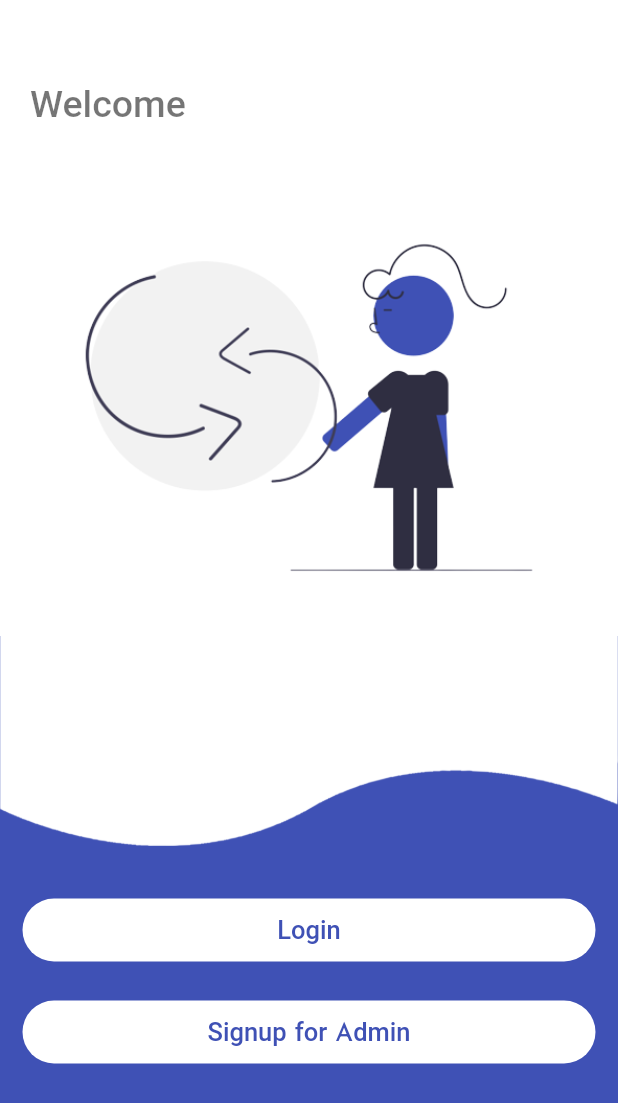
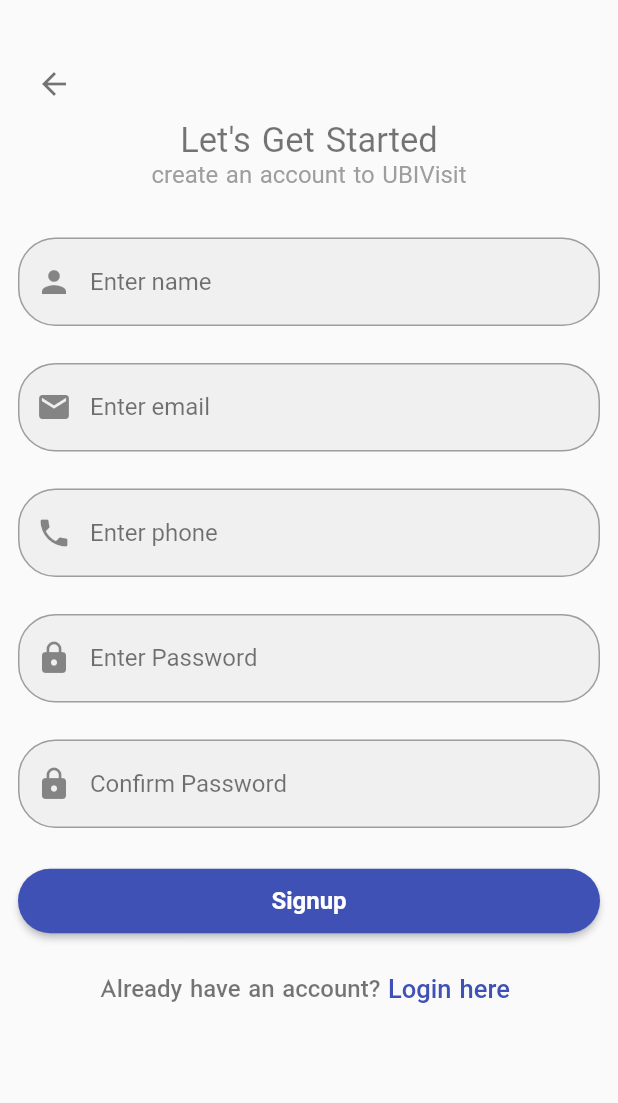
Before and after one commit to mohitpraja/UBIVisit, a Flutter app: the WelcomeView screen opened by its route, after a tap on "Signup for Admin", on a phone screen of 412 x 824 dp. Shown: the top 1103 px of the screen. Run offline on Flutter 3.47's test engine with Material 2 defaults, Android fonts, the phone set to English and light mode, and no system bars; our stand-ins replace curved_navigation_bar, firebase_core, get, google_fonts, introduction_screen, pinput; accounts and stored records are empty; Roboto replaces fonts that are missing (Alata).

Commit message:
Signup page added

```diff
--- a/lib/core/allpages.dart
+++ b/lib/core/allpages.dart
@@ -12,6 +12,8 @@
 import 'package:visitantapp/features/login/view/login_view.dart';
 import 'package:visitantapp/features/otp/binding/otp_binding.dart';
 import 'package:visitantapp/features/otp/view/otp_view.dart';
+import 'package:visitantapp/features/signup/binding/signup_binding.dart';
+import 'package:visitantapp/features/signup/view/signup_view.dart';
 import 'package:visitantapp/features/splash/binding/splash_binding.dart';
 import 'package:visitantapp/features/splash/view/splash_view.dart';
 import 'package:visitantapp/features/welcome/view/welcome_view.dart';
@@ -46,7 +48,7 @@
   ),
   GetPage(
     name: Routes.adminvisitorlist,
-    page: () => AdminVisitorListView(),
+    page: () => const AdminVisitorListView(),
     binding: AdminVisitorListBinding(),
   ),
 
@@ -56,4 +58,9 @@
     page: () => const WelcomeView(),
     binding: WelcomeBinding(),
   ),
+GetPage(
+    name: Routes.signup,
+    page: () =>  const SignupView(),
+    binding: SignupBinding(),
+  ),
 ];
--- a/lib/core/routes.dart
+++ b/lib/core/routes.dart
@@ -6,5 +6,6 @@
   static String forgot = '/forgot_view.dart';
   static String splash = '/splash_view.dart';
   static String adminvisitorlist = '/adminvisitorlist_view.dart';
+  static String signup = '/signup_view.dart';
   static String welcome = '/welcome_view.dart';
 }
--- a/lib/features/admindash/otherpages/adminvisitorlist/binding/adminvisitorlist_binding.dart
+++ b/lib/features/admindash/otherpages/adminvisitorlist/binding/adminvisitorlist_binding.dart
@@ -4,7 +4,6 @@
 class AdminVisitorListBinding extends Bindings{
   @override
   void dependencies() {
-    // TODO: implement dependencies
     Get.put(AdminVisitorListController());
   }
 
--- a/lib/features/admindash/otherpages/adminvisitorlist/view/adminvisitorlist_view.dart
+++ b/lib/features/admindash/otherpages/adminvisitorlist/view/adminvisitorlist_view.dart
@@ -2,69 +2,63 @@
 import 'package:get/get.dart';
 import 'package:visitantapp/features/admindash/otherpages/adminvisitorlist/controller/adminvisitorlist_controller.dart';
 
-class AdminVisitorListView extends GetView<AdminVisitorListController>{
+class AdminVisitorListView extends GetView<AdminVisitorListController> {
   const AdminVisitorListView({super.key});
 
   @override
   Widget build(BuildContext context) {
     return Scaffold(
       appBar: AppBar(
-        title: Text("Visitor's List"),
+        title: const Text("Visitor's List"),
       ),
       body: Center(
         child: ListView.builder(
-            padding: EdgeInsets.all(20),
+            padding: const EdgeInsets.all(20),
             itemCount: 7,
-            itemBuilder:(context, index) {
+            itemBuilder: (context, index) {
               return Stack(
                 children: [
                   SizedBox(
-
                     height: 150,
                     width: 500,
                     child: Card(
-                      margin: EdgeInsets.all(5),
+                      margin: const EdgeInsets.all(5),
                       elevation: 30,
                       color: Colors.black12,
                       child: Row(
                         mainAxisAlignment: MainAxisAlignment.spaceAround,
                         children: [
-                          CircleAvatar(backgroundColor: Colors.grey,radius: 60,
-                            child: Icon(Icons.camera_enhance_outlined,color: Colors.white10,size:80,),
-
-
+                          const CircleAvatar(
+                            backgroundColor: Colors.grey,
+                            radius: 60,
+                            child: Icon(
+                              Icons.camera_enhance_outlined,
+                              color: Colors.white10,
+                              size: 80,
+                            ),
                           ),
                           Column(
                             mainAxisAlignment: MainAxisAlignment.center,
                             crossAxisAlignment: CrossAxisAlignment.start,
                             children: [
                               Row(
-                                children: [
-                                  Text('Name :'),
-                                  Text('xyz')
-                                ],
+                                children: const [Text('Name :'), Text('xyz')],
                               ),
                               Row(
-                                children: [
+                                children: const [
                                   Text('Purpose :'),
                                   Text('for internship')
                                 ],
                               ),
                               Row(
-                                children: [
-                                  Text('Meet to :'),
-                                  Text('demo')
-                                ],
+                                children: const [Text('Meet to :'), Text('demo')],
                               ),
                             ],
                           )
                         ],
                       ),
-
                     ),
                   ),
-
-
                   Positioned(
                     right: 0,
                     left: 240,
@@ -73,25 +67,15 @@
                       height: 30,
                       width: 80,
                       color: Colors.indigo,
-
-                      child: Text("08-01-2023",style: TextStyle(color: Colors.white,fontSize: 14),textAlign:TextAlign.center),
+                      child: const Text("08-01-2023",
+                          style: TextStyle(color: Colors.white, fontSize: 14),
+                          textAlign: TextAlign.center),
                     ),
                   ),
-
                 ],
               );
-
-
             }),
-
-
       ),
-
-
-
-
-
     );
   }
-
 }
--- a/lib/features/login/view/login_view.dart
+++ b/lib/features/login/view/login_view.dart
@@ -19,11 +19,19 @@
           child: Padding(
             padding: const EdgeInsets.all(14.0),
             child: Column(
+              crossAxisAlignment: CrossAxisAlignment.start,
               children: [
+                const SizedBox(
+                  height: 10,
+                ),
+                IconButton(
+                  onPressed: () => Get.back(),
+                  icon: const Icon(Icons.arrow_back),
+                  color: Colors.black54,
+                ),
                 Image.asset(
                   "assets/images/login.png",
-                  width: 230,
-                  height: 230,
+                  width: 280,
                 ),
                 Form(
                   child: Column(
@@ -33,7 +41,7 @@
                         style: TextStyle(
                             color: Colors.black54,
                             fontSize: 25,
-                            fontFamily:CustomFonts.alata),
+                            fontFamily: CustomFonts.alata),
                       ),
                       Text(
                         "Login in to your existant account",
@@ -69,7 +77,7 @@
                             hintText: "Enter Password ",
                             border: OutlineInputBorder(
                               borderRadius: BorderRadius.circular(20),
-                              borderSide: const BorderSide(color:Colors.grey),
+                              borderSide: const BorderSide(color: Colors.grey),
                             ),
                           ),
                         ),
@@ -137,20 +145,23 @@
                       ),
                       Row(
                         mainAxisAlignment: MainAxisAlignment.center,
-                        children: const [
-                          Text(
+                        children: [
+                          const Text(
                             "Don't have an account? ",
                             style: TextStyle(
                               color: Colors.black54,
                               fontSize: 16,
                             ),
                           ),
-                          Text(
+                          InkWell(
+                            onTap: () => Get.toNamed(Routes.signup),
+                            child: const Text(
                               'Signup',
                               style: TextStyle(
                                   color: Colors.indigo,
                                   fontSize: 17,
                                   fontWeight: FontWeight.w600),
+                            ),
                           )
                         ],
                       ),
--- /dev/null
+++ b/lib/features/signup/binding/signup_binding.dart
@@ -0,0 +1,10 @@
+import 'package:get/get.dart';
+import 'package:visitantapp/features/signup/controller/signup_controller.dart';
+
+class SignupBinding extends Bindings{
+  @override
+  void dependencies() {
+    Get.put(SignupController());
+  }
+
+}
--- /dev/null
+++ b/lib/features/signup/controller/signup_controller.dart
@@ -0,0 +1,5 @@
+import 'package:get/get.dart';
+
+class SignupController extends GetxController{
+
+}
--- /dev/null
+++ b/lib/features/signup/view/signup_view.dart
@@ -0,0 +1,189 @@
+import 'package:flutter/material.dart';
+import 'package:get/get.dart';
+import 'package:visitantapp/components/custombutton.dart';
+import 'package:visitantapp/core/customfont.dart';
+import 'package:visitantapp/core/global.dart';
+import 'package:visitantapp/core/routes.dart';
+
+class SignupView extends GetView {
+  const SignupView({super.key});
+
+  @override
+  Widget build(BuildContext context) {
+    return Scaffold(
+      body: GestureDetector(
+        onTap: () => Get.focusScope!.unfocus(),
+        child: SingleChildScrollView(
+          child: Container(
+            margin: const EdgeInsets.all(12),
+            child: Column(
+              crossAxisAlignment: CrossAxisAlignment.start,
+              children: [
+                const SizedBox(
+                  height: 20,
+                ),
+                IconButton(
+                  onPressed: () => Get.back(),
+                  icon: const Icon(Icons.arrow_back),
+                  color: Colors.black54,
+                ),
+                Center(
+                    child: Column(
+                  children: [
+                    Text(
+                      "Let's Get Started",
+                      textAlign: TextAlign.center,
+                      style: TextStyle(
+                          color: Colors.black54,
+                          fontSize: 23,
+                          fontFamily: CustomFonts.alata),
+                    ),
+                    Text(
+                      "create an account to UBIVisit",
+                      textAlign: TextAlign.center,
+                      style: TextStyle(
+                          color: Colors.grey,
+                          fontSize: 16,
+                          fontFamily: CustomFonts.alata),
+                    ),
+                  ],
+                )),
+                const SizedBox(
+                  height: 20,
+                ),
+                SizedBox(
+                  height: Get.height * 0.65,
+                  child: Form(
+                      child: Column(
+                    mainAxisAlignment: MainAxisAlignment.spaceAround,
+                    children: [
+                      TextFormField(
+                        style: const TextStyle(color: Colors.black54),
+                        decoration: InputDecoration(
+                            filled: true,
+                            hintStyle: const TextStyle(color: Colors.black54),
+                            hintText: 'Enter name',
+                            prefixIcon: const Icon(Icons.person),
+                            focusedBorder: OutlineInputBorder(
+                              borderSide:
+                                  BorderSide(color: GloabalColor.customColor),
+                              borderRadius: BorderRadius.circular(25),
+                            ),
+                            enabledBorder: OutlineInputBorder(
+                                borderRadius: BorderRadius.circular(25),
+                                borderSide:
+                                    const BorderSide(color: Colors.grey))),
+                      ),
+                      TextFormField(
+                        keyboardType: TextInputType.emailAddress,
+                        style: const TextStyle(color: Colors.black54),
+                        decoration: InputDecoration(
+                            filled: true,
+                            hintStyle: const TextStyle(color: Colors.black54),
+                            hintText: 'Enter email',
+                            prefixIcon: const Icon(Icons.email),
+                            focusedBorder: OutlineInputBorder(
+                              borderSide:
+                                  BorderSide(color: GloabalColor.customColor),
+                              borderRadius: BorderRadius.circular(25),
+                            ),
+                            enabledBorder: OutlineInputBorder(
+                                borderRadius: BorderRadius.circular(25),
+                                borderSide:
+                                    const BorderSide(color: Colors.grey))),
+                      ),
+                      TextFormField(
+                        keyboardType: TextInputType.number,
+                        maxLength: 10,
+                        style: const TextStyle(color: Colors.black54),
+                        decoration: InputDecoration(
+                            counterText: '',
+                            filled: true,
+                            hintStyle: const TextStyle(color: Colors.black54),
+                            hintText: 'Enter phone ',
+                            prefixIcon: const Icon(Icons.phone),
+                            focusedBorder: OutlineInputBorder(
+                              borderSide:
+                                  BorderSide(color: GloabalColor.customColor),
+                              borderRadius: BorderRadius.circular(25),
+                            ),
+                            enabledBorder: OutlineInputBorder(
+                                borderRadius: BorderRadius.circular(25),
+                                borderSide:
+                                    const BorderSide(color: Colors.grey))),
+                      ),
+                      TextFormField(
+                        style: const TextStyle(color: Colors.black54),
+                        obscureText: true,
+                        decoration: InputDecoration(
+                            filled: true,
+                            hintStyle: const TextStyle(color: Colors.black54),
+                            hintText: 'Enter Password',
+                            prefixIcon: const Icon(Icons.lock),
+                            focusedBorder: OutlineInputBorder(
+                              borderSide:
+                                  BorderSide(color: GloabalColor.customColor),
+                              borderRadius: BorderRadius.circular(25),
+                            ),
+                            enabledBorder: OutlineInputBorder(
+                                borderRadius: BorderRadius.circular(25),
+                                borderSide:
+                                    const BorderSide(color: Colors.grey))),
+                      ),
+                      TextFormField(
+                        style: const TextStyle(color: Colors.black54),
+                        obscureText: true,
+                        decoration: InputDecoration(
+                            filled: true,
+                            hintStyle: const TextStyle(color: Colors.black54),
+                            hintText: 'Confirm Password',
+                            prefixIcon: const Icon(Icons.lock),
+                            focusedBorder: OutlineInputBorder(
+                              borderSide:
+                                  BorderSide(color: GloabalColor.customColor),
+                              borderRadius: BorderRadius.circular(25),
+                            ),
+                            enabledBorder: OutlineInputBorder(
+                                borderRadius: BorderRadius.circular(25),
+                                borderSide:
+                                    const BorderSide(color: Colors.grey))),
+                      ),
+                      CustomButton(
+                        title: 'Signup',
+                        onpress: () {},
+                      ),
+                      Row(
+                        mainAxisAlignment: MainAxisAlignment.center,
+                        children: [
+                          Text(
+                            'Already have an account? ',
+                            style: TextStyle(
+                                fontSize: 16,
+                                fontWeight: FontWeight.w500,
+                                fontFamily: CustomFonts.alata,
+                                color: Colors.black54),
+                          ),
+                          InkWell(
+                            onTap: () => Get.toNamed(Routes.login),
+                            child: Text(
+                              'Login here ',
+                              style: TextStyle(
+                                  fontSize: 17,
+                                  fontWeight: FontWeight.w500,
+                                  fontFamily: CustomFonts.alata,
+                                  color: GloabalColor.customColor),
+                            ),
+                          ),
+                        ],
+                      )
+                    ],
+                  )),
+                )
+              ],
+            ),
+          ),
+        ),
+      ),
+    );
+  }
+}
--- a/lib/features/welcome/view/welcome_view.dart
+++ b/lib/features/welcome/view/welcome_view.dart
@@ -55,7 +55,7 @@
                                     Get.toNamed(Routes.login);
                                   },
                                   child: Padding(
-                                    padding: const EdgeInsets.all(11),
+                                    padding: const EdgeInsets.all(10),
                                     child: Text(
                                       'Login',
                                       style: TextStyle(
@@ -75,7 +75,9 @@
                                       backgroundColor: Colors.white,
                                       shape: const StadiumBorder(),
                                       elevation: 0),
-                                  onPressed: () {},
+                                  onPressed: () {
+                                    Get.toNamed(Routes.signup);
+                                  },
                                   child: Padding(
                                     padding: const EdgeInsets.all(11),
                                     child: Text(
--- a/lib/main.dart
+++ b/lib/main.dart
@@ -27,7 +27,7 @@
       theme: ThemeData(
         primarySwatch:GloabalColor.customMaterialColor,
       ),
-      initialRoute: Routes.adminvisitorlist,
+      initialRoute: Routes.splash,
       getPages: allpage,
     );
   }
```
Lines whose indentation alone changed are shown as unchanged.
